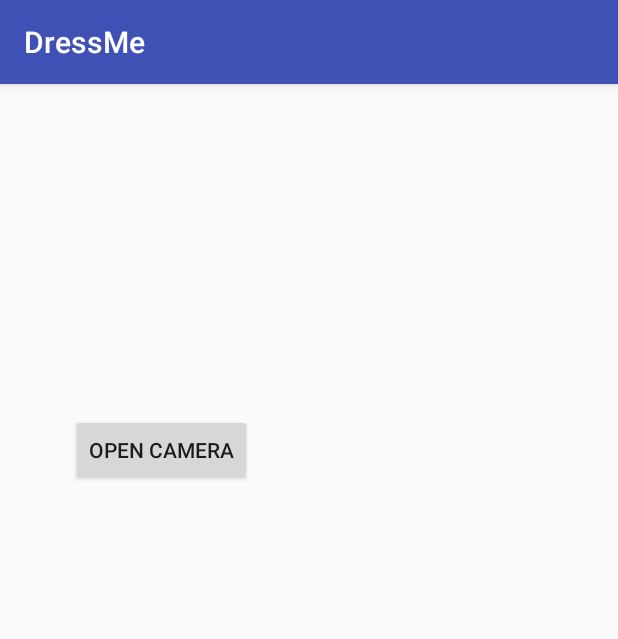
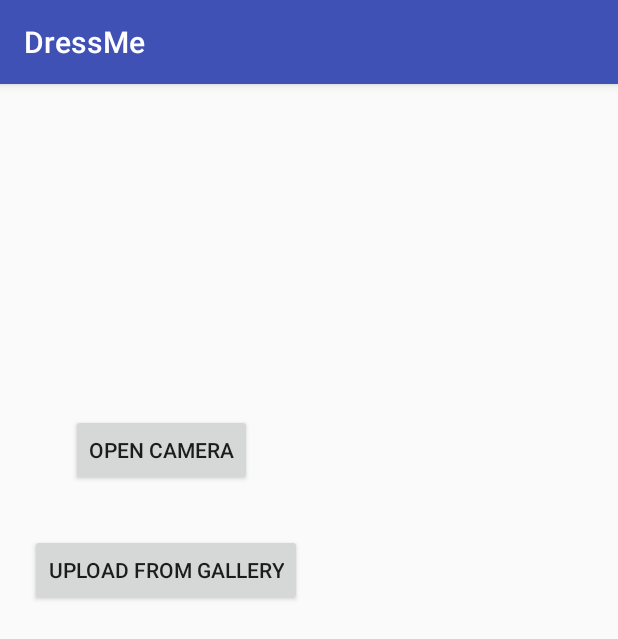
Before and after one commit to danielphoenixhuang/DressMe, an Android app: the screen it shows after launch once a user with an empty profile is signed in (MainActivity), on a phone screen of 412 x 824 dp. Shown: the top 639 px of the screen. Run offline under Robolectric (Android 15) with nearby library versions, the phone set to English and light mode, and no system bars; our stand-ins replace Firebase (no records; nobody signed in at launch, a user with empty details on screens opened directly).

Commit message:
Can upload from gallery now

```diff
--- a/app/src/main/res/layout/activity_main.xml
+++ b/app/src/main/res/layout/activity_main.xml
@@ -16,5 +16,15 @@
         app:layout_constraintBottom_toBottomOf="parent"
         app:layout_constraintEnd_toEndOf="parent" />
 
+    <Button
+        android:id="@+id/uploadbutt"
+        android:layout_width="wrap_content"
+        android:layout_height="wrap_content"
+        android:layout_marginStart="20dp"
+        android:layout_marginTop="32dp"
+        android:text="Upload from Gallery"
+        app:layout_constraintStart_toStartOf="parent"
+        app:layout_constraintTop_toBottomOf="@+id/open_camera_button" />
+
 
 </android.support.constraint.ConstraintLayout>
```
Also changed, not shown: app/src/main/java/da/dressme/CameraActivity.java (+9 -1 lines), app/src/main/java/da/dressme/MainActivity.java (+71 -7 lines).
